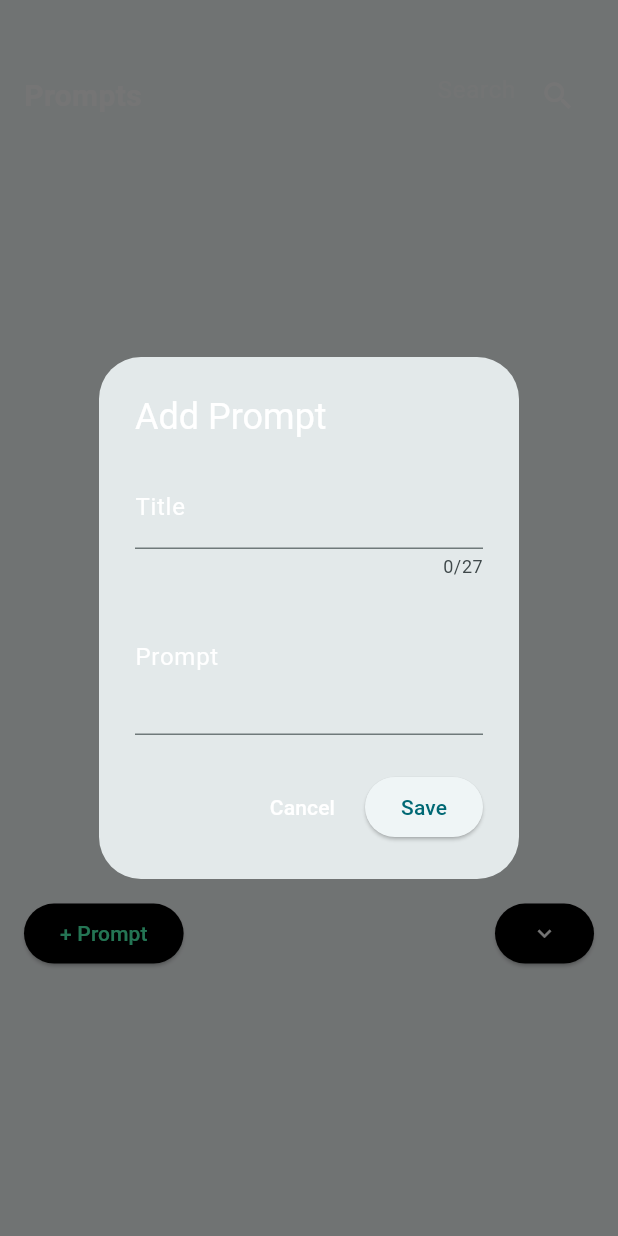
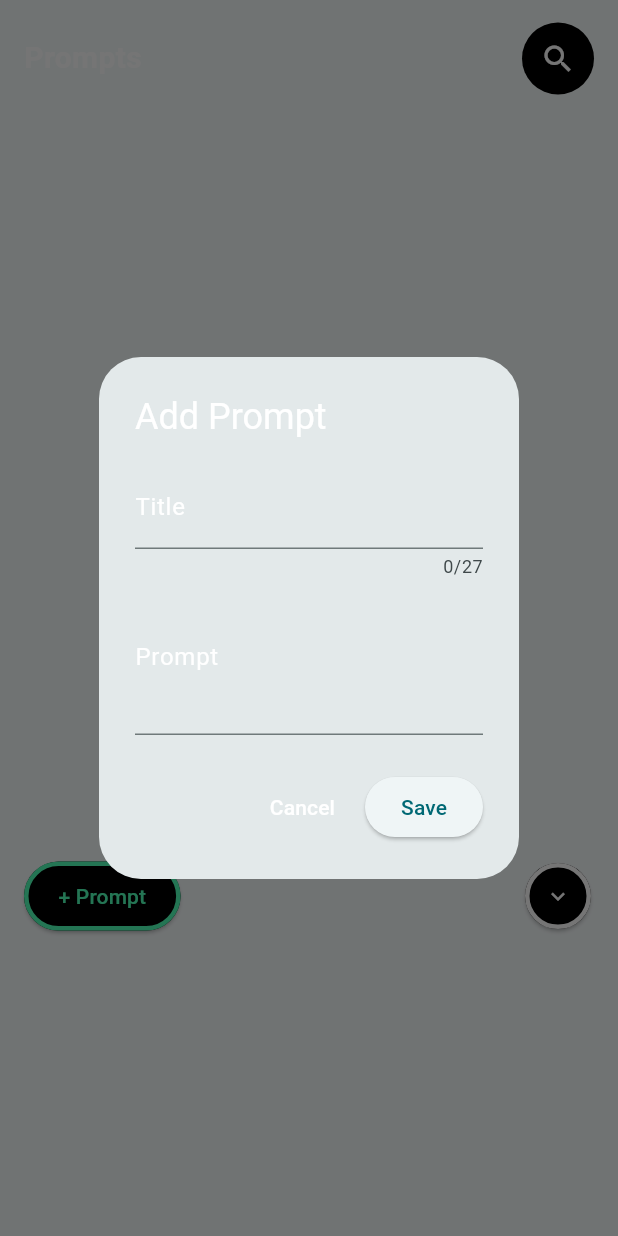
Before and after one commit to alexdredmon/crayeye, a Flutter app: the PromptsDrawer widget shown alone on an empty page, opened directly with empty values, after a tap on "+ Prompt", on a phone screen of 412 x 824 dp. Run offline on Flutter 3.47's test engine with Material 3 defaults, Android fonts, the phone set to English and light mode, and no system bars; our stand-ins replace audioplayers, camera, flutter_markdown, geolocator, permission_handler, share_plus and 2 more; accounts and stored records are empty.

Commit message:
Prompt search style & logo tweaks

```diff
--- a/flutter/lib/config.dart
+++ b/flutter/lib/config.dart
@@ -23,7 +23,7 @@ List<Map<String, String>> defaultPrompts = [
   {'id': uuid.v4(), 'title': '📍 Where am I? ', 'prompt': 'Try to deterine where you are based on this image - do as best as you can even if it seems impossible.  Try to be specific about where you are, lean into generalization about the sights, materials, colors, etc. that you see.  You can also use the user\'s location to help with this request: latitude is {location.lat}, longitude is {location.long}.'},
   {'id': uuid.v4(), 'title': '📚 Extract keywords ', 'prompt': 'Analyze the following scene and return only a list of keywords for items/concepts you find in the scene.  Keywords should be separated by commas and ordered by their relevance to the scene.  Return nothing but these keywords, say nothing else in your response.'},
   {'id': uuid.v4(), 'title': '🐈 Is it a cat? ', 'prompt': 'Is this an image of a cat?  Only respond yes or no.'},
-  {'id': uuid.v4(), 'title': '👏 What do I do w my hands? ', 'prompt': 'Looking at the provided image, please provide at least three suggestions of things one might do with their hands in the pictured location. Return your response in a markdown formatted list with links to Wikipedia and relevant resources. You can use the user’s location to help with your answer but you should primarily focus on the scene and description of the image for your suggestions - the user is at latitude {location.lat} and longitude {location.long}. Each of your suggestions should be prefaced by a two-emoji combo representing the suggestion, with one of the two emojis being some form of hand emoji. For example, if the suggestion was to disco dance you could do 👈🕺 Disco dance…'},
+  {'id': uuid.v4(), 'title': '👏 What do I do w/ my hands? ', 'prompt': 'Looking at the provided image, please provide at least three suggestions of things one might do with their hands in the pictured location. Return your response in a markdown formatted list with links to Wikipedia and relevant resources. You can use the user’s location to help with your answer but you should primarily focus on the scene and description of the image for your suggestions - the user is at latitude {location.lat} and longitude {location.long}. Each of your suggestions should be prefaced by a two-emoji combo representing the suggestion, with one of the two emojis being some form of hand emoji. For example, if the suggestion was to disco dance you could do 👈🕺 Disco dance…'},
   {'id': uuid.v4(), 'title': '👃 Name that smell ', 'prompt': 'Try to identify what smell(s) the item(s) in the focal point of this image might have. be descriptive and list results in markdown with markdown links to Wikipedia or other resources'},
   {'id': uuid.v4(), 'title': '🔊 What sound does it make? ', 'prompt': 'Analyze the image and do your best to determine what sound(s) the item(s) in the focal point might make. be as accurate and specific as possible but guess if you have to - don’t tell me you can’t if it’s impossible, just do your best to ad lib. think improv: yes, and. respond using markdown with a list of the following:\nitem name\nphonetic onamonapeia of noise\ndescription of noise\n\nYou can also use the user\'s location and orientation to help with this request: latitude is {location.lat}, longitude is {location.long}.'},
 ];
--- a/flutter/lib/home_page.dart
+++ b/flutter/lib/home_page.dart
@@ -527,8 +527,12 @@ class _MyHomePageState extends State<MyHomePage> {
                       },
                       style: ElevatedButton.styleFrom(
                         backgroundColor: Colors.black,
-                        shape: CircleBorder(),
+                        shape: RoundedRectangleBorder(
+                          borderRadius: BorderRadius.circular(50),
+                          side: BorderSide(color: Colors.white, width: 3),
+                        ),
                         padding: EdgeInsets.all(13),
+                        minimumSize: Size(60, 60), // Set a fixed size for the button
                       ),
                       child: Icon(
                         Icons.keyboard_arrow_up,
--- a/flutter/lib/prompts_drawer.dart
+++ b/flutter/lib/prompts_drawer.dart
@@ -105,7 +105,7 @@ class _PromptsDrawerState extends State<PromptsDrawer> {
   Widget build(BuildContext context) {
     return SingleChildScrollView(
       child: Container(
-        padding: EdgeInsets.only(top: 40, bottom: MediaQuery.of(context).viewInsets.bottom),
+        padding: EdgeInsets.only(top: _searchFocusNode.hasFocus ? 40 : 15, bottom: MediaQuery.of(context).viewInsets.bottom),
         child: Column(
           crossAxisAlignment: CrossAxisAlignment.start,
           mainAxisSize: MainAxisSize.min,
@@ -115,7 +115,7 @@ class _PromptsDrawerState extends State<PromptsDrawer> {
               child: Row(
                 crossAxisAlignment: CrossAxisAlignment.center,
                 children: [
-                  Text(
+                  _searchFocusNode.hasFocus ? SizedBox.shrink() : Text(
                     'Prompts',
                     style: TextStyle(
                       fontSize: 20,
@@ -123,16 +123,23 @@ class _PromptsDrawerState extends State<PromptsDrawer> {
                       color: Colors.white,
                     ),
                   ),
-                  SizedBox(width: 30),
+                  (! _searchFocusNode.hasFocus && _searchText != "") ? SizedBox(width: 10) : SizedBox.shrink(),
+                  (! _searchFocusNode.hasFocus && _searchText != "") ? Text(
+                    '>',
+                    style: TextStyle(
+                      color: Colors.grey,
+                    ),
+                  ) : SizedBox.shrink(),
+                  (! _searchFocusNode.hasFocus && _searchText != "") ? SizedBox(width: 10) : SizedBox.shrink(),
                   Expanded(
                     child: TextField(
                       controller: _searchController,
                       focusNode: _searchFocusNode,
                       onChanged: _updateSearchText,
                       style: TextStyle(color: Colors.white),
-                      textAlign: TextAlign.right,
+                      // textAlign: TextAlign.right,
                       decoration: InputDecoration(
-                        hintText: 'Search',
+                        hintText: _searchFocusNode.hasFocus ? 'Search prompts... ' : '',
                         hintStyle: TextStyle(color: Colors.white54),
                         border: InputBorder.none,
                         suffixIcon: _searchFocusNode.hasFocus
@@ -140,7 +147,17 @@ class _PromptsDrawerState extends State<PromptsDrawer> {
                                 icon: Icon(Icons.clear, color: Colors.white),
                                 onPressed: _clearSearchText,
                               )
-                            : Icon(Icons.search, color: Colors.white),
+                            : Container(
+                                decoration: BoxDecoration(
+                                  color: Colors.black, // Background color
+                                  borderRadius: BorderRadius.circular(100), // Rounded corners
+                                ),
+                                padding: EdgeInsets.all(8), // Padding inside the container
+                                child: Icon(
+                                  Icons.search,
+                                  color: Colors.white,
+                                ),
+                              )
                       ),
                     ),
                   ),
--- a/flutter/lib/prompts_drawer_buttons.dart
+++ b/flutter/lib/prompts_drawer_buttons.dart
@@ -23,6 +23,11 @@ class PromptsDrawerButtons extends StatelessWidget {
             style: ElevatedButton.styleFrom(
               backgroundColor: Colors.black,
               foregroundColor: Color(0xFF4effb6),
+              padding: EdgeInsets.symmetric(vertical: 13, horizontal: 23),
+              shape: RoundedRectangleBorder(
+                borderRadius: BorderRadius.circular(50),
+                side: BorderSide(color: Color(0xFF4effb6), width: 3),
+              ),
             ),
             child: const Text('+ Prompt'),
           ),
@@ -30,10 +35,16 @@ class PromptsDrawerButtons extends StatelessWidget {
             onPressed: onClosePromptsDrawer,
             style: ElevatedButton.styleFrom(
               backgroundColor: Colors.black,
-              foregroundColor: Colors.white,
+              shape: RoundedRectangleBorder(
+                borderRadius: BorderRadius.circular(50),
+                side: BorderSide(color: Colors.white, width: 3),
+              ),
+              padding: EdgeInsets.all(13),
+              minimumSize: Size(30, 30), // Set a fixed size for the button
             ),
             child: const Icon(
               Icons.keyboard_arrow_down,
+              color: Colors.white,
             ),
           ),
         ],
```
Also changed, not shown: flutter/images/crayeye.png, logo.png, 1 other file.
